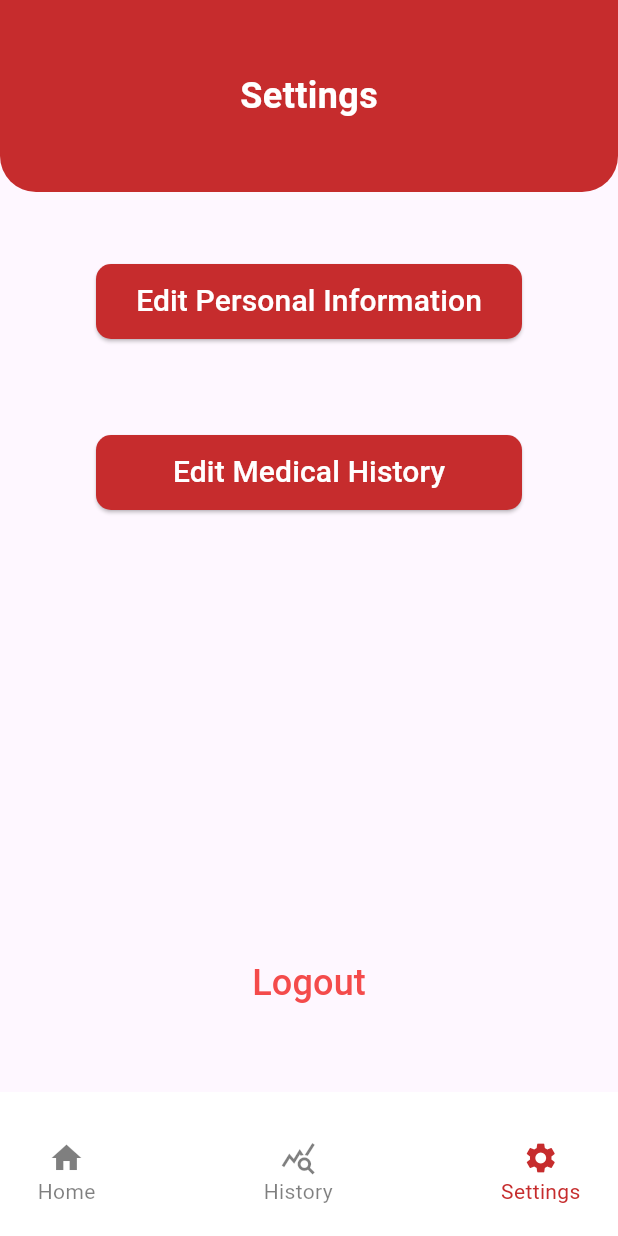
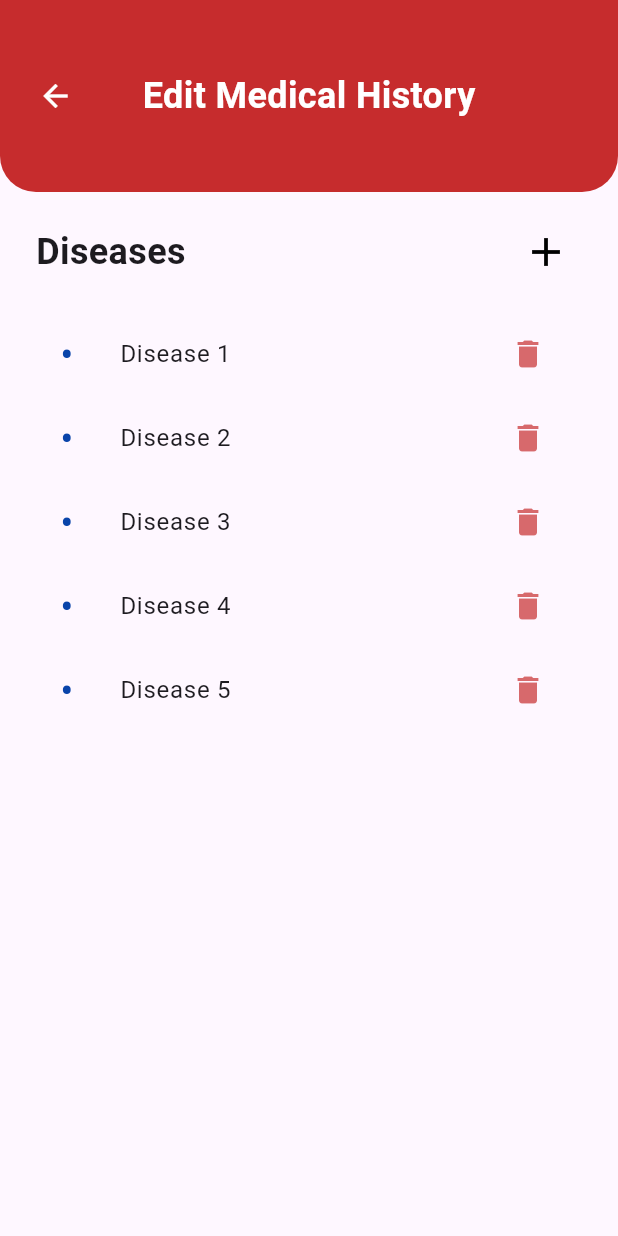
Before and after one commit to Ali-Hubail/BDMS, a Flutter app: the screen it shows after launch, item 3 of the bottom bar chosen, after a tap on "Edit Medical History", on a phone screen of 412 x 824 dp. Run offline on Flutter 3.47's test engine with Material 3 defaults, Android fonts, the phone set to English and light mode, and no system bars.

Commit message:
organize files and folders and move them to their appropriate locations

```diff
--- /dev/null
+++ b/bdms/lib/presentation/dr_rp_settings/dr_rp_edit_medical.dart
@@ -0,0 +1,93 @@
+import 'package:bdms/common_widgets/custom_app_bar.dart';
+import 'package:flutter/material.dart';
+
+class DrRpEditMedicalHistoryScreen extends StatelessWidget {
+  const DrRpEditMedicalHistoryScreen({super.key});
+
+  @override
+  Widget build(BuildContext context) {
+    return Scaffold(
+      appBar: const CustomAppBar(
+        title: 'Edit Medical History',
+        backButton: true,
+      ),
+      body: Padding(
+        padding: const EdgeInsets.symmetric(
+          horizontal: 24.0,
+          vertical: 16,
+        ),
+        child: Column(
+          children: [
+            Row(
+              children: [
+                const Text(
+                  'Diseases',
+                  style: TextStyle(
+                    fontSize: 24,
+                    fontWeight: FontWeight.bold,
+                  ),
+                ),
+                const Spacer(),
+                IconButton(
+                  onPressed: () {},
+                  icon: const Icon(
+                    Icons.add,
+                    size: 32,
+                    color: Colors.black,
+                    weight: 5,
+                  ),
+                ),
+              ],
+            ),
+            const SizedBox(
+              height: 16,
+            ),
+            Expanded(
+              // Turn to a listview builder to display the list of diseases
+              child: ListView(
+                children: const [
+                  DiseaseItem(
+                    diseaseName: 'Disease 1',
+                  ),
+                  DiseaseItem(
+                    diseaseName: 'Disease 2',
+                  ),
+                  DiseaseItem(
+                    diseaseName: 'Disease 3',
+                  ),
+                  DiseaseItem(
+                    diseaseName: 'Disease 4',
+                  ),
+                  DiseaseItem(
+                    diseaseName: 'Disease 5',
+                  ),
+                ],
+              ),
+            )
+          ],
+        ),
+      ),
+    );
+  }
+}
+
+class DiseaseItem extends StatelessWidget {
+  const DiseaseItem({super.key, required this.diseaseName});
+
+  final String diseaseName;
+
+  @override
+  Widget build(BuildContext context) {
+    return ListTile(
+      title: Text(diseaseName),
+      leading: const Text(
+        "\u2022 ",
+        style: TextStyle(fontSize: 24, color: Color.fromARGB(255, 9, 68, 170)),
+      ),
+      trailing: const Icon(
+        Icons.delete,
+        color: Color.fromARGB(178, 198, 44, 45),
+      ),
+    );
+  }
+}
--- a/bdms/lib/presentation/dr_rp_settings/dr_rp_settings.dart
+++ b/bdms/lib/presentation/dr_rp_settings/dr_rp_settings.dart
@@ -2,6 +2,7 @@ import 'package:bdms/common_widgets/custom_app_bar.dart';
 import 'package:bdms/common_widgets/custom_bottom_navigation_bar.dart';
 import 'package:bdms/common_widgets/primary_button.dart';
 import 'package:bdms/presentation/dr_rp_settings/dr_rp_edit_info.dart';
+import 'package:bdms/presentation/dr_rp_settings/dr_rp_edit_medical.dart';
 import 'package:flutter/material.dart';
 
 class DrRpSettingsScreen extends StatelessWidget {
@@ -40,7 +41,13 @@ class DrRpSettingsScreen extends StatelessWidget {
               buttonHeight: 50,
               text: 'Edit Medical History',
               // Navigate to edit medical history
-              onPressed: () {},
+              onPressed: () {
+                Navigator.of(context).push(
+                  MaterialPageRoute(
+                    builder: (context) => const DrRpEditMedicalHistoryScreen(),
+                  ),
+                );
+              },
             ),
             const Spacer(),
             SizedBox(
```
Also changed, not shown: bdms/lib/presentation/authentication/login.dart (renamed from bdms/lib/presentation/authentication/login_screen.dart), bdms/lib/presentation/authentication/signup.dart (renamed from bdms/lib/presentation/authentication/signup_screen.dart), bdms/lib/presentation/manager_report/dr_rp_report.dart (renamed from bdms/lib/presentation/dr_rp_home/dr_rp_report.dart).
